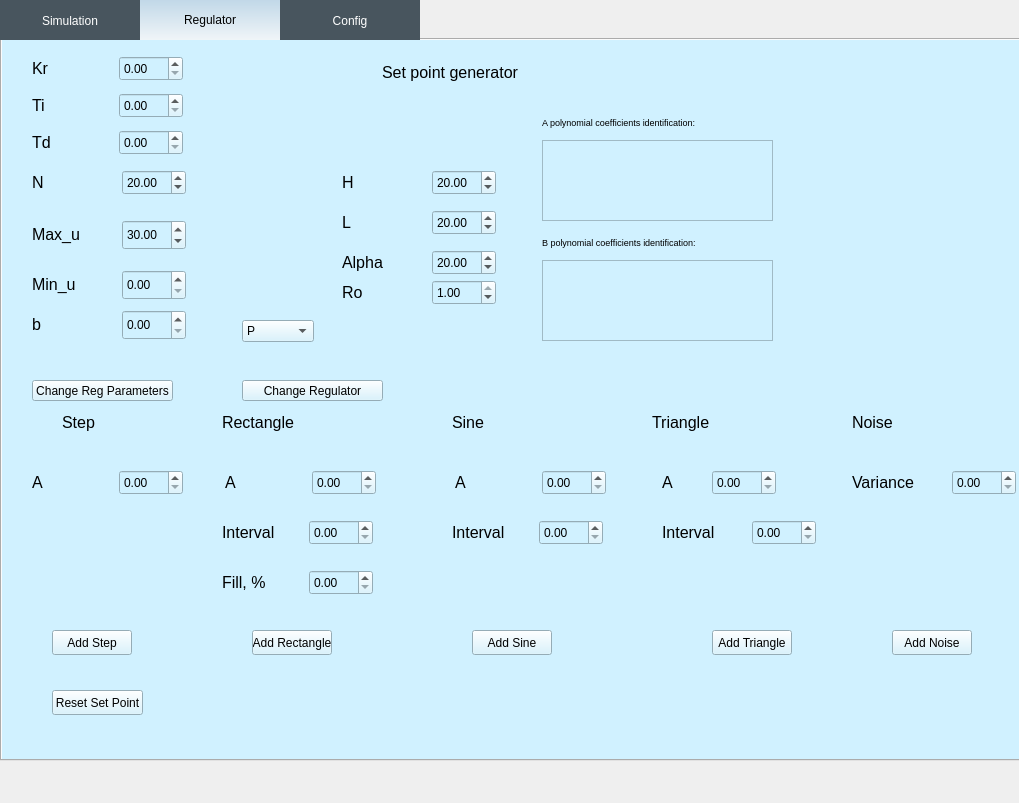
Qt form mainwindow.ui (kajakIYD/PSS_Proj) before a commit.
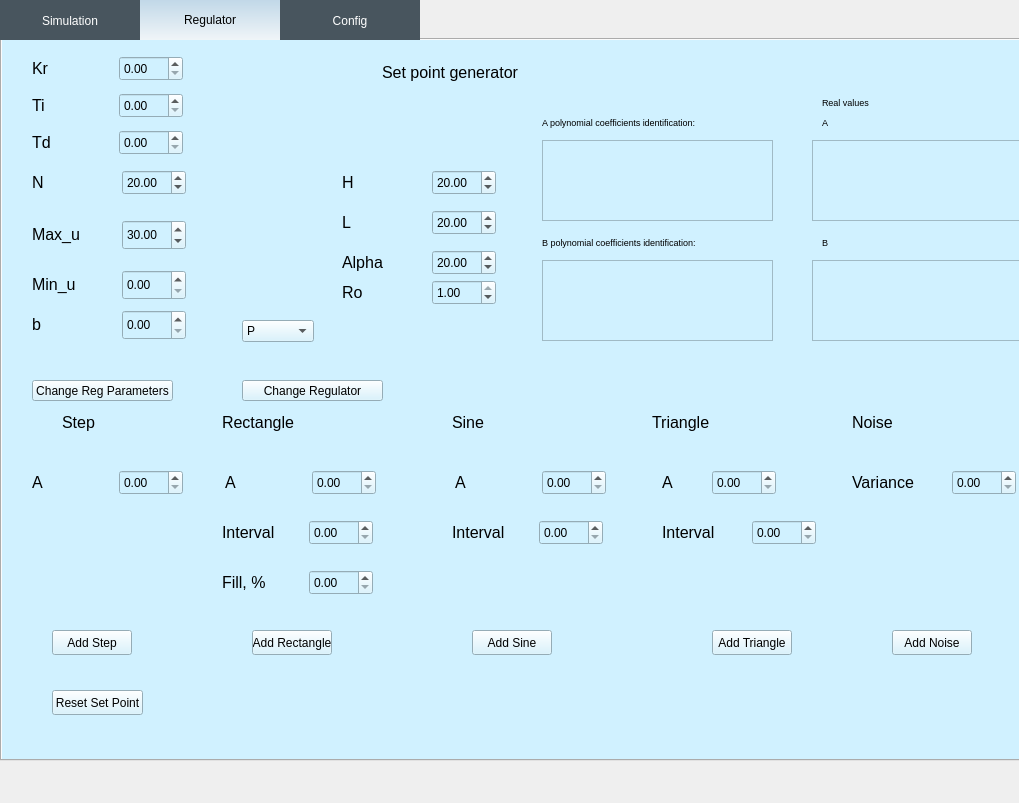
The same form after that commit. The open tabs and pages were chosen to show the change. Icons and pictures are not drawn. Custom widgets are drawn as their Qt base class.

```diff
--- a/mainwindow.ui
+++ b/mainwindow.ui
@@ -1141,6 +1141,80 @@
        </rect>
       </property>
      </widget>
+     <widget class="QLabel" name="label_A_coefficients_identyfication_2">
+      <property name="geometry">
+       <rect>
+        <x>820</x>
+        <y>50</y>
+        <width>71</width>
+        <height>24</height>
+       </rect>
+      </property>
+      <property name="font">
+       <font>
+        <pointsize>7</pointsize>
+       </font>
+      </property>
+      <property name="text">
+       <string>Real values</string>
+      </property>
+     </widget>
+     <widget class="QLabel" name="label_A_coefficients_identyfication_3">
+      <property name="geometry">
+       <rect>
+        <x>820</x>
+        <y>70</y>
+        <width>71</width>
+        <height>24</height>
+       </rect>
+      </property>
+      <property name="font">
+       <font>
+        <pointsize>7</pointsize>
+       </font>
+      </property>
+      <property name="text">
+       <string>A</string>
+      </property>
+     </widget>
+     <widget class="QLabel" name="label_A_coefficients_identyfication_4">
+      <property name="geometry">
+       <rect>
+        <x>820</x>
+        <y>190</y>
+        <width>71</width>
+        <height>24</height>
+       </rect>
+      </property>
+      <property name="font">
+       <font>
+        <pointsize>7</pointsize>
+       </font>
+      </property>
+      <property name="text">
+       <string>B</string>
+      </property>
+     </widget>
+     <widget class="QTextBrowser" name="textBrowser_A_real_coeffs">
+      <property name="geometry">
+       <rect>
+        <x>810</x>
+        <y>100</y>
+        <width>231</width>
+        <height>81</height>
+       </rect>
+      </property>
+     </widget>
+     <widget class="QTextBrowser" name="textBrowser_B_real_coeffs">
+      <property name="geometry">
+       <rect>
+        <x>810</x>
+        <y>220</y>
+        <width>231</width>
+        <height>81</height>
+       </rect>
+      </property>
+     </widget>
     </widget>
     <widget class="QWidget" name="tab_2">
      <property name="styleSheet">
```
Left out of the diff: 6 changed lines with no effect on the pictures.
